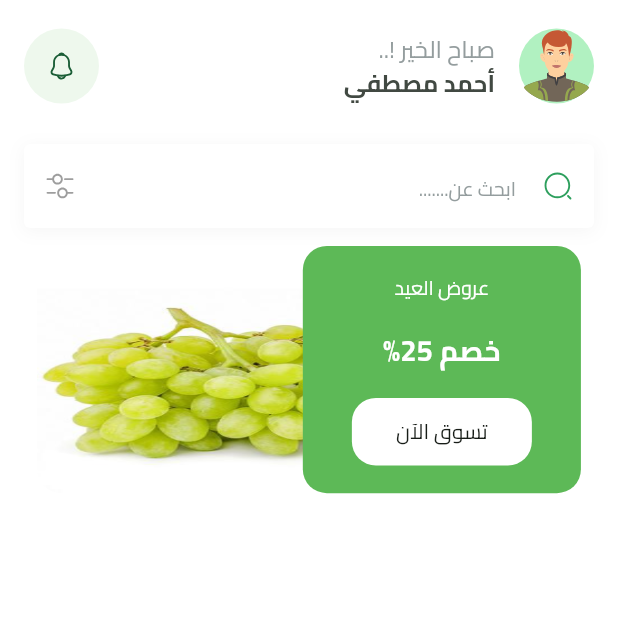
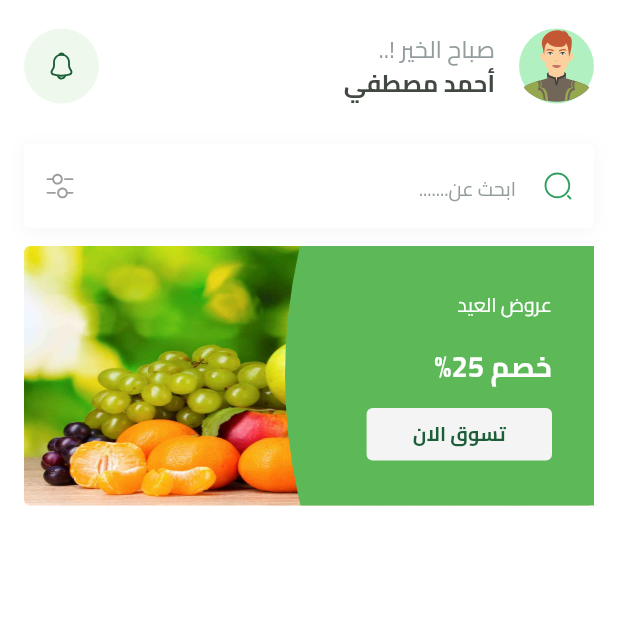
Before and after one commit to Elywa/FruitsHub, a Flutter app: the HomeView screen opened by its route, on a phone screen of 412 x 824 dp, the top half of it. Run offline on Flutter 3.47's test engine with Material 3 defaults, Android fonts, the phone set to English and light mode, and no system bars; our stand-ins replace bloc, cloud_firestore, dartz, dots_indicator, firebase_auth, firebase_core and 7 more; missing offline and left inert: dart:ffi, flutter_facebook_auth; accounts and stored records are empty.

Commit message:
featured item is done

```diff
--- a/lib/core/utils/assets.dart
+++ b/lib/core/utils/assets.dart
@@ -22,6 +22,10 @@ class Assets {
   /// assets/images/Check.svg
   static const String assetsImagesCheck = "assets/images/Check.svg";
 
+  /// Assets for assetsImagesCircelFeaturedItem
+  /// assets/images/circel_featured_item.svg
+  static const String assetsImagesCircelFeaturedItem = "assets/images/circel_featured_item.svg";
+
   /// Assets for assetsImagesCircleAvatar
   /// assets/images/circle_avatar.svg
   static const String assetsImagesCircleAvatar = "assets/images/circle_avatar.svg";
@@ -33,6 +37,10 @@ class Assets {
   /// Assets for assetsImagesFilterIcon
   /// assets/images/filter_icon.svg
   static const String assetsImagesFilterIcon = "assets/images/filter_icon.svg";
+
+  /// Assets for assetsImagesFruitsTest
+  /// assets/images/fruits_test.jpg
+  static const String assetsImagesFruitsTest = "assets/images/fruits_test.jpg";
 
   /// Assets for assetsImagesGoogleIcon
   /// assets/images/google_icon.svg
--- a/lib/features/home/presentation/widgets/featured_item.dart
+++ b/lib/features/home/presentation/widgets/featured_item.dart
@@ -1,7 +1,9 @@
 import 'package:flutter/material.dart';
-import 'package:fruits_hub/core/utils/app_colors.dart';
+import 'package:flutter_svg/svg.dart';
 import 'package:fruits_hub/core/utils/app_text_styles.dart';
+
 import 'package:fruits_hub/core/utils/assets.dart';
+import 'package:fruits_hub/features/home/presentation/widgets/shop_now_button.dart';
 
 class FeaturedItem extends StatelessWidget {
   const FeaturedItem({super.key});
@@ -9,57 +11,52 @@ class FeaturedItem extends StatelessWidget {
   @override
   Widget build(BuildContext context) {
     return Container(
-      width: MediaQuery.sizeOf(context).width * 0.88,
-      height: MediaQuery.sizeOf(context).height * 0.20,
+      width: MediaQuery.sizeOf(context).width,
+      height: MediaQuery.sizeOf(context).height * 0.21,
       decoration: ShapeDecoration(
+        shape: RoundedRectangleBorder(borderRadius: BorderRadius.circular(4)),
         image: DecorationImage(
-          image: const AssetImage(Assets.assetsImagesGrapesGreen488x),
+          image: AssetImage(Assets.assetsImagesFruitsTest),
           fit: BoxFit.fill,
         ),
-        shape: RoundedRectangleBorder(
-          borderRadius: BorderRadius.circular(16),
-          // side: BorderSide(
-          //   color: AppColors.lightPrimaryColor,
-          //   width: 1,
-          // ),
+      ),
+      child: Stack(
+        clipBehavior: Clip.none,
+        children: [
+          Positioned(
+            top: 0,
+            right: 0,
+            bottom: 0,
+            child: SizedBox(
+              width: MediaQuery.sizeOf(context).width * 0.5,
+              child: SvgPicture.asset(
+                Assets.assetsImagesCircelFeaturedItem,
+                fit: BoxFit.fill,
               ),
             ),
-      child: Align(
-        alignment: Alignment.centerRight,
-        child: Container(
-          width:
-              MediaQuery.sizeOf(context).width *
-              0.45, // half of parent's height
-          height: double.infinity,
-          decoration: BoxDecoration(
-            color: AppColors.secondaryColor2,
-            borderRadius: BorderRadius.circular(16),
           ),
-
+          Padding(
+            padding: const EdgeInsets.only(right: 28),
             child: Column(
-            mainAxisAlignment: MainAxisAlignment.spaceEvenly,
+              crossAxisAlignment: CrossAxisAlignment.start,
               children: [
+                SizedBox(height: 30),
                 Text(
-                "عروض العيد",
+                  'عروض العيد',
                   style: AppTextStyles.regular13.copyWith(color: Colors.white),
                 ),
-
+                Spacer(),
                 Text(
-                "خصم 25%",
+                  'خصم 25%',
                   style: AppTextStyles.bold19.copyWith(color: Colors.white),
                 ),
-              Container(
-                decoration: BoxDecoration(
-                  color: Colors.white,
-                  borderRadius: BorderRadius.circular(16),
-                ),
-                height: 45,
-                width: 120,
-                child: Center(child: Text("تسوق الآن")),
-              ),
+                SizedBox(height: 15),
+                ShopNowButton(onPressed: () {}),
+                SizedBox(height: 30),
               ],
             ),
           ),
+        ],
       ),
     );
   }
--- /dev/null
+++ b/lib/features/home/presentation/widgets/shop_now_button.dart
@@ -0,0 +1,30 @@
+import 'dart:ffi';
+
+import 'package:flutter/material.dart';
+import 'package:fruits_hub/core/utils/app_text_styles.dart';
+
+class ShopNowButton extends StatelessWidget {
+  const ShopNowButton({super.key, required this.onPressed});
+  final VoidCallback onPressed;
+  @override
+  Widget build(BuildContext context) {
+    return GestureDetector(
+      onTap: onPressed,
+      child: Container(
+        width: MediaQuery.sizeOf(context).width * .3,
+        height: 35,
+        decoration: BoxDecoration(
+          color: Color(0xffF4F4F4),
+          borderRadius: BorderRadius.circular(4),
+        ),
+        child: FittedBox(
+          fit: BoxFit.scaleDown,
+          child: Text(
+            'تسوق الان',
+            style: AppTextStyles.bold13.copyWith(color: Color(0xFF1B5E37)),
+          ),
+        ),
+      ),
+    );
+  }
+}
```
Also changed, not shown: assets/images/circel_featured_item.svg (added), assets/images/fruits_test.jpg (added). Lines whose indentation alone changed are shown as unchanged.
